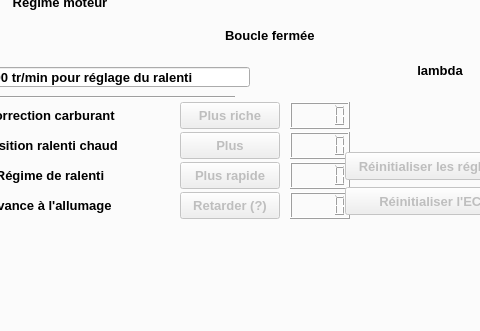
Above: mainwindow.ui from mini56/Mems-scan-fr before the change; both pictures show x 442 to 922 and y 359 to 690 of the 1300 by 690 pixel window. Below: the same form after it.
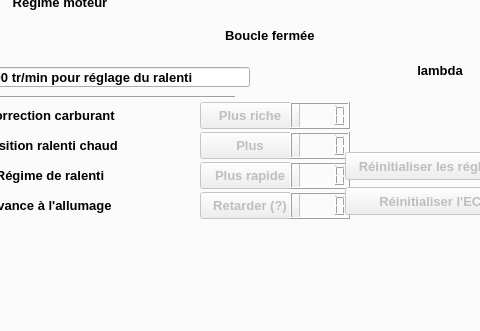
That is the form after the change. The open tabs and pages were chosen to show the change. Custom widgets are drawn as their Qt base class.

```diff
--- a/mainwindow.ui
+++ b/mainwindow.ui
@@ -744,7 +744,7 @@
       </property>
       <property name="geometry">
        <rect>
-        <x>620</x>
+        <x>640</x>
         <y>380</y>
         <width>100</width>
         <height>27</height>
@@ -776,7 +776,7 @@
       </property>
       <property name="geometry">
        <rect>
-        <x>620</x>
+        <x>640</x>
         <y>410</y>
         <width>100</width>
         <height>27</height>
@@ -808,7 +808,7 @@
       </property>
       <property name="geometry">
        <rect>
-        <x>620</x>
+        <x>640</x>
         <y>440</y>
         <width>100</width>
         <height>27</height>
@@ -856,7 +856,7 @@
       </property>
       <property name="geometry">
        <rect>
-        <x>620</x>
+        <x>640</x>
         <y>470</y>
         <width>100</width>
         <height>27</height>
```
